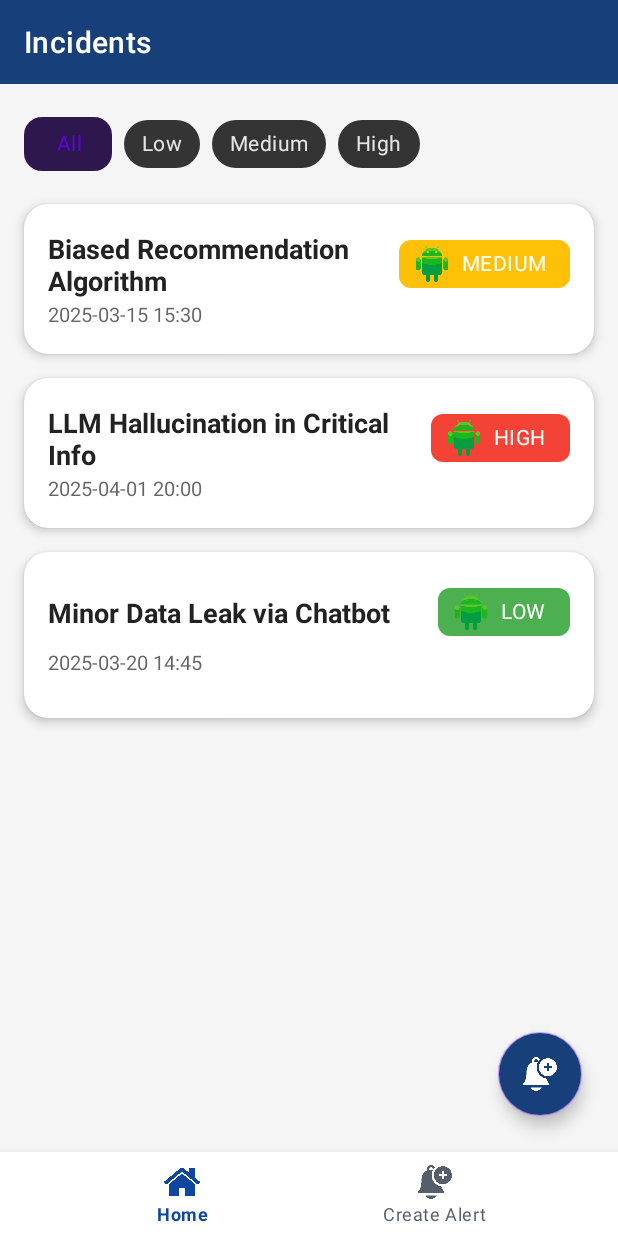
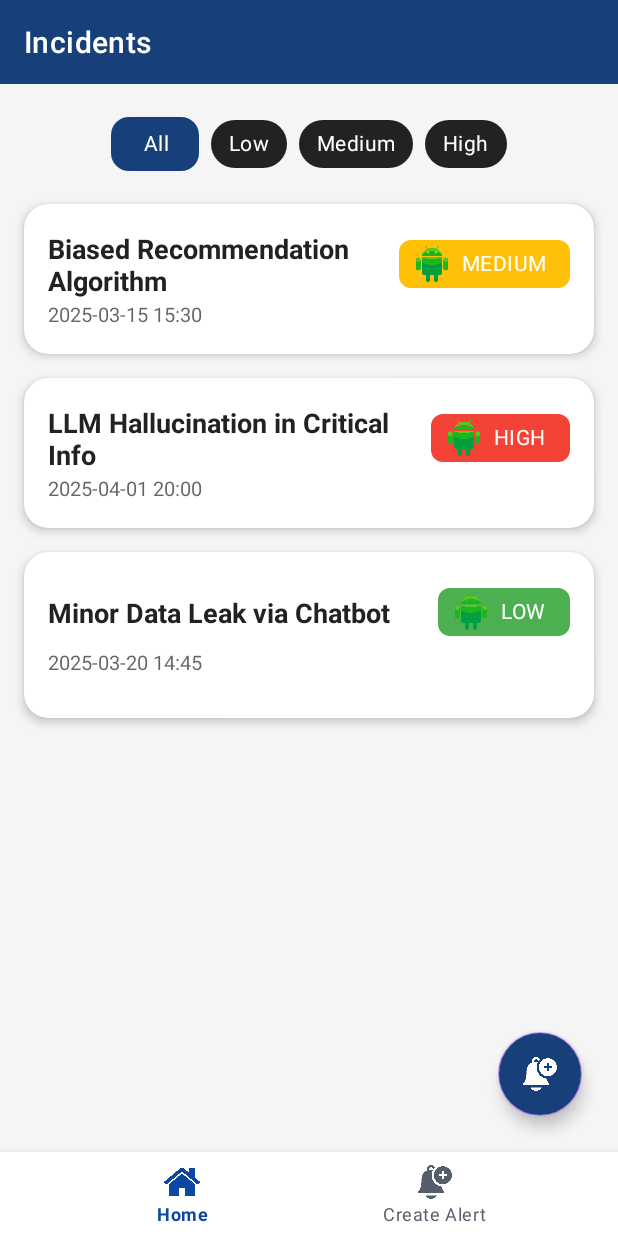
Before and after one commit to Amartyakaushik/AIWatchdog, an Android app: the screen it shows after launch (MainActivity), on a phone screen of 412 x 824 dp. Run offline under Robolectric (Android 15) with nearby library versions, the phone set to English and light mode, and no system bars; our stand-ins replace navigation-ui.

```diff
--- /dev/null
+++ b/app/src/main/res/color/chip_selector.xml
@@ -0,0 +1,5 @@
+<?xml version="1.0" encoding="utf-8"?>
+<selector xmlns:android="http://schemas.android.com/apk/res/android">
+    <item android:color="@color/chip_selected_bg" android:state_checked="true"/>
+    <item android:color="@color/chip_unselected_bg"/>
+</selector>
--- /dev/null
+++ b/app/src/main/res/color/chip_text_selector.xml
@@ -0,0 +1,5 @@
+<?xml version="1.0" encoding="utf-8"?>
+<selector xmlns:android="http://schemas.android.com/apk/res/android">
+    <item android:color="@color/chip_selected_text" android:state_checked="true"/>
+    <item android:color="@color/chip_unselected_text"/>
+</selector>
--- a/app/src/main/res/layout/fragment_incident_detail.xml
+++ b/app/src/main/res/layout/fragment_incident_detail.xml
@@ -103,7 +103,7 @@
             android:layout_width="0dp"
             android:layout_height="wrap_content"
             app:cardCornerRadius="14dp"
-            app:cardElevation="6dp"
+            app:cardElevation="0dp"
             app:cardBackgroundColor="@color/surface"
             app:layout_constraintTop_toBottomOf="@id/descriptionHeader"
             app:layout_constraintStart_toStartOf="parent"
--- a/app/src/main/res/layout/fragment_incident_list.xml
+++ b/app/src/main/res/layout/fragment_incident_list.xml
@@ -11,9 +11,10 @@
 
         <com.google.android.material.chip.ChipGroup
             android:id="@+id/filterChipGroup"
-            android:layout_width="match_parent"
+            android:layout_width="wrap_content"
             android:layout_height="wrap_content"
-            android:paddingHorizontal="16dp"
+            app:layout_constraintStart_toStartOf="parent"
+            app:layout_constraintEnd_toEndOf="parent"
             android:paddingTop="16dp"
             android:paddingBottom="8dp"
             app:layout_constraintTop_toTopOf="parent"
@@ -31,6 +32,8 @@
                 app:chipStartPadding="14dp"
                 app:chipEndPadding="14dp"
                 app:checkedIconVisible="false"
+                app:chipBackgroundColor="@color/chip_selector"
+                android:textColor="@color/chip_text_selector"
                 app:rippleColor="@color/primary" />
 
             <com.google.android.material.chip.Chip
@@ -38,6 +41,8 @@
                 style="@style/Widget.MaterialComponents.Chip.Choice"
                 android:layout_width="wrap_content"
                 android:layout_height="wrap_content"
+                app:chipBackgroundColor="@color/chip_selector"
+                android:textColor="@color/chip_text_selector"
                 android:text="Low" />
 
             <com.google.android.material.chip.Chip
@@ -45,6 +50,8 @@
                 style="@style/Widget.MaterialComponents.Chip.Choice"
                 android:layout_width="wrap_content"
                 android:layout_height="wrap_content"
+                app:chipBackgroundColor="@color/chip_selector"
+                android:textColor="@color/chip_text_selector"
                 android:text="Medium" />
 
             <com.google.android.material.chip.Chip
@@ -52,6 +59,8 @@
                 style="@style/Widget.MaterialComponents.Chip.Choice"
                 android:layout_width="wrap_content"
                 android:layout_height="wrap_content"
+                app:chipBackgroundColor="@color/chip_selector"
+                android:textColor="@color/chip_text_selector"
                 android:text="High" />
 
         </com.google.android.material.chip.ChipGroup>
--- a/app/src/main/res/layout/item_incident.xml
+++ b/app/src/main/res/layout/item_incident.xml
@@ -5,10 +5,8 @@
     xmlns:tools="http://schemas.android.com/tools"
     android:layout_width="match_parent"
     android:layout_height="wrap_content"
-    android:layout_marginStart="16dp"
-    android:layout_marginEnd="16dp"
-    android:layout_marginTop="8dp"
-    android:layout_marginBottom="8dp"
+    android:layout_marginHorizontal="16dp"
+    android:layout_marginVertical="8dp"
     app:cardCornerRadius="16dp"
     app:cardElevation="4dp"
     app:cardBackgroundColor="@color/surface">
--- a/app/src/main/res/values/colors.xml
+++ b/app/src/main/res/values/colors.xml
@@ -19,4 +19,8 @@
     <color name="onBackground">#222222</color>
     <color name="onSurface">#222222</color>
     <color name="hintColor">#BF222222</color>
+    <color name="chip_unselected_bg">#222222</color>
+    <color name="chip_selected_bg">#17407B</color>
+    <color name="chip_unselected_text">#ffffff</color>
+    <color name="chip_selected_text">#FFFFFF</color>
 </resources>
```
